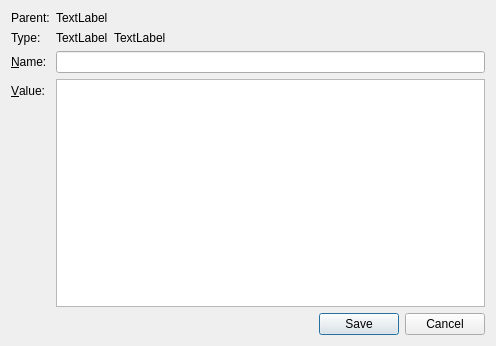
The window that Viewer/src/VariablePropDialog.ui (ecmwf/ecflow) describes before a commit, drawn with Qt 5.
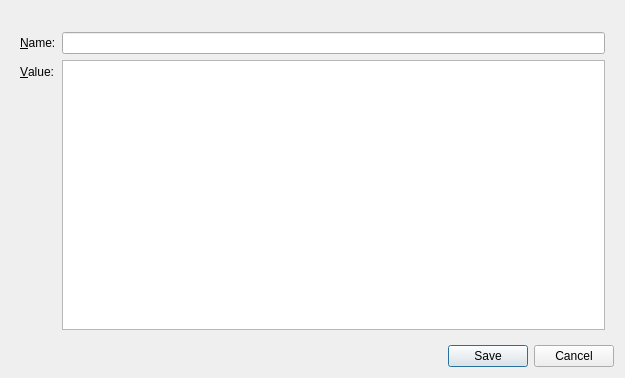
The same window after the commit. Custom widgets are drawn as their Qt base class.

Commit message: ecFlowUI: variables panel should behave in the same way as in ecflowview ECFLOW-651

What changed in the file:
```diff
--- a/Viewer/src/VariablePropDialog.ui
+++ b/Viewer/src/VariablePropDialog.ui
@@ -6,8 +6,8 @@
    <rect>
     <x>0</x>
     <y>0</y>
-    <width>496</width>
-    <height>346</height>
+    <width>625</width>
+    <height>378</height>
    </rect>
   </property>
   <property name="windowTitle">
@@ -16,58 +16,17 @@
   <property name="modal">
    <bool>true</bool>
   </property>
-  <layout class="QVBoxLayout" name="verticalLayout" stretch="1,0">
+  <layout class="QVBoxLayout" name="verticalLayout" stretch="0,0,1,0">
    <item>
+    <widget class="EditorInfoLabel" name="header_" native="true"/>
+   </item>
+   <item>
+    <widget class="MessageLabel" name="messageLabel_" native="true"/>
+   </item>
+   <item>
+    <widget class="QWidget" name="form_" native="true">
     <layout class="QFormLayout" name="formLayout">
-     <property name="fieldGrowthPolicy">
-      <enum>QFormLayout::ExpandingFieldsGrow</enum>
-     </property>
      <item row="0" column="0">
-      <widget class="QLabel" name="label_3">
-       <property name="text">
-        <string>Parent:</string>
-       </property>
-      </widget>
-     </item>
-     <item row="0" column="1">
-      <widget class="QLabel" name="parentLabel_">
-       <property name="text">
-        <string>TextLabel</string>
-       </property>
-      </widget>
-     </item>
-     <item row="1" column="0">
-      <widget class="QLabel" name="label_5">
-       <property name="text">
-        <string>Type:</string>
-       </property>
-      </widget>
-     </item>
-     <item row="1" column="1">
-      <layout class="QHBoxLayout" name="horizontalLayout_3">
-       <item>
-        <widget class="QLabel" name="typeLabel_">
-         <property name="font">
-          <font>
-           <weight>50</weight>
-           <bold>false</bold>
-          </font>
-         </property>
-         <property name="text">
-          <string>TextLabel</string>
-         </property>
-        </widget>
-       </item>
-       <item>
-        <widget class="QLabel" name="typeIconLabel_">
-         <property name="text">
-          <string>TextLabel</string>
-         </property>
-        </widget>
-       </item>
-      </layout>
-     </item>
-     <item row="2" column="0">
       <widget class="QLabel" name="label">
        <property name="text">
         <string>&amp;Name:</string>
@@ -77,10 +36,20 @@
        </property>
       </widget>
      </item>
-     <item row="2" column="1">
+      <item row="0" column="1">
       <widget class="QLineEdit" name="nameEdit_"/>
      </item>
-     <item row="3" column="0">
+      <item row="1" column="1">
+       <widget class="QPlainTextEdit" name="valueEdit_">
+        <property name="sizePolicy">
+         <sizepolicy hsizetype="Expanding" vsizetype="Expanding">
+          <horstretch>0</horstretch>
+          <verstretch>1</verstretch>
+         </sizepolicy>
+        </property>
+       </widget>
+      </item>
+      <item row="1" column="0">
       <widget class="QLabel" name="label_2">
        <property name="text">
         <string>&amp;Value:</string>
@@ -90,10 +59,8 @@
        </property>
       </widget>
      </item>
-     <item row="3" column="1">
-      <widget class="QPlainTextEdit" name="valueEdit_"/>
-     </item>
-    </layout>
+     </layout>
+    </widget>
    </item>
    <item>
     <widget class="QDialogButtonBox" name="buttonBox_">
@@ -107,6 +74,20 @@
    </item>
   </layout>
  </widget>
+ <customwidgets>
+  <customwidget>
+   <class>EditorInfoLabel</class>
+   <extends>QWidget</extends>
+   <header>EditorInfoLabel.hpp</header>
+   <container>1</container>
+  </customwidget>
+  <customwidget>
+   <class>MessageLabel</class>
+   <extends>QWidget</extends>
+   <header>MessageLabel.hpp</header>
+   <container>1</container>
+  </customwidget>
+ </customwidgets>
  <resources/>
  <connections>
   <connection>
```
Left out of the diff: 4 changed lines with no effect on the pictures. Lines whose indentation alone changed are shown as unchanged. The commit also changes 15 other files.
